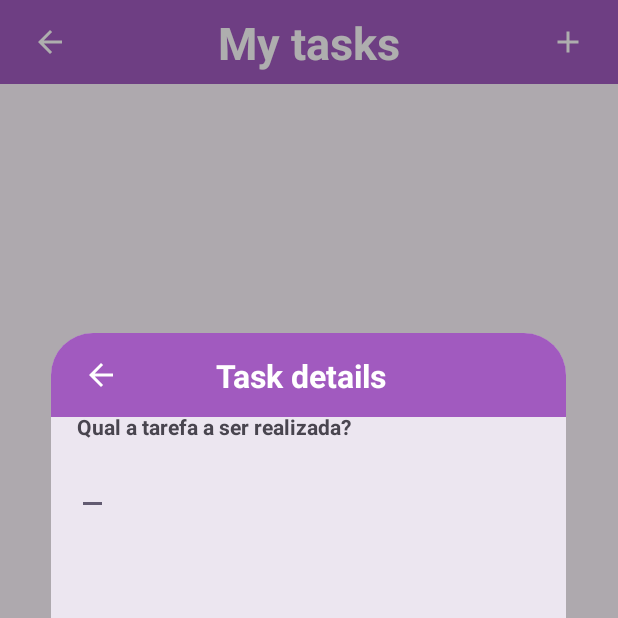
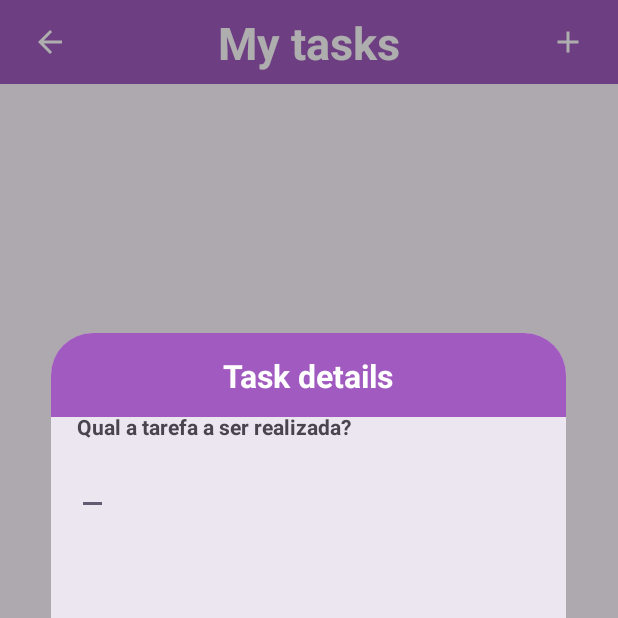
Before and after one commit to germancl/G10_Toti_Tasks, an Android app: the screen it shows after launch (MainActivity), after a tap on an icon or button, on a phone screen of 412 x 824 dp, the top half of it. Run offline under Robolectric (Android 15) with nearby library versions, the phone set to English and light mode, and no system bars; our stand-ins replace Room's generated code, data binding.

Commit message:
chore: various adjustments

```diff
--- a/app/build.gradle.kts
+++ b/app/build.gradle.kts
@@ -63,4 +63,5 @@ dependencies {
     ksp(libs.androidx.room.compiler)
     //Coroutines para viewmodels
     implementation(libs.androidx.lifecycle.viewmodel.ktx)
+    implementation(libs.recyclerview.swipedecorator)
 }
--- a/app/src/main/java/com/example/g10_todotasks/DB/UserDao.kt
+++ b/app/src/main/java/com/example/g10_todotasks/DB/UserDao.kt
@@ -16,10 +16,10 @@ interface UserDao {
     fun getAll(): List<TaskData>
 
     @Update
-    fun updateUser(user: TaskData)
+    fun updateUser(task: TaskData)
 
     @Delete
-    fun delete(user: TaskData)
+    fun delete(task: TaskData)
 
 //    @Query("SELECT * FROM tasks_table WHERE id IN (:tasksIds)")
 //    fun loadAllByIds(tasksIds: IntArray): List<UserData>
--- a/app/src/main/res/drawable/delete_icon.xml
+++ b/app/src/main/res/drawable/delete_icon.xml
@@ -1,9 +1,9 @@
 <vector xmlns:android="http://schemas.android.com/apk/res/android"
+    android:width="24dp"
     android:height="24dp"
-    android:tint="#AB0D0D"
-    android:viewportHeight="24"
+    android:tint="#FFF"
     android:viewportWidth="24"
-    android:width="24dp">
+    android:viewportHeight="24">
 
     <path
         android:fillColor="@android:color/white"
--- a/app/src/main/res/layout/custom_toolbar_details.xml
+++ b/app/src/main/res/layout/custom_toolbar_details.xml
@@ -8,28 +8,27 @@
         android:layout_height="?android:attr/actionBarSize"
         android:background="@color/primary">
 
-        <androidx.appcompat.widget.AppCompatImageView
-            android:id="@+id/arrBackBtn"
-            android:layout_width="wrap_content"
-            android:layout_height="0dp"
-            android:paddingStart="21dp"
-            android:src="@drawable/back_arrow"
-            app:layout_constraintBottom_toBottomOf="parent"
-            app:layout_constraintStart_toStartOf="parent"
-            app:layout_constraintTop_toTopOf="parent" />
+        <!--        <androidx.appcompat.widget.AppCompatImageView-->
+        <!--            android:id="@+id/arrBackBtn"-->
+        <!--            android:layout_width="wrap_content"-->
+        <!--            android:layout_height="0dp"-->
+        <!--            android:paddingStart="21dp"-->
+        <!--            android:src="@drawable/back_arrow"-->
+        <!--            app:layout_constraintBottom_toBottomOf="parent"-->
+        <!--            app:layout_constraintStart_toStartOf="parent"-->
+        <!--            app:layout_constraintTop_toTopOf="parent" />-->
 
         <androidx.appcompat.widget.AppCompatTextView
             android:id="@+id/detailsTitle"
             android:layout_width="wrap_content"
             android:layout_height="wrap_content"
-            android:layout_marginEnd="55dp"
             android:text="@string/tasks_details"
             android:textColor="@color/white"
             android:textSize="21sp"
             android:textStyle="bold"
             app:layout_constraintBottom_toBottomOf="parent"
             app:layout_constraintEnd_toEndOf="parent"
-            app:layout_constraintStart_toEndOf="@id/arrBackBtn"
+            app:layout_constraintStart_toStartOf="parent"
             app:layout_constraintTop_toTopOf="parent" />
 
     </androidx.constraintlayout.widget.ConstraintLayout>
--- a/app/src/main/res/values/strings.xml
+++ b/app/src/main/res/values/strings.xml
@@ -11,4 +11,5 @@
     <string name="taskName">Task: %s</string>
     <string name="cancel">Cancel</string>
     <string name="tasks_details">Task details</string>
+    <string name="guideClick">Click for a few seconds to edit or swipe to remove</string>
 </resources>
--- a/gradle/libs.versions.toml
+++ b/gradle/libs.versions.toml
@@ -16,6 +16,7 @@ navigationFragment = "2.8.0"
 recyclerview = "1.3.2"
 recyclerviewSelection = "1.1.0"
 cardview = "1.0.0"
+recyclerviewSwipedecorator = "1.4"
 roomRuntime = "2.6.1"
 
 [libraries]
@@ -37,6 +38,7 @@ material = { group = "com.google.android.material", name = "material", version.r
 androidx-activity = { group = "androidx.activity", name = "activity", version.ref = "activity" }
 androidx-constraintlayout = { group = "androidx.constraintlayout", name = "constraintlayout", version.ref = "constraintlayout" }
 androidx-cardview = { group = "androidx.cardview", name = "cardview", version.ref = "cardview" }
+recyclerview-swipedecorator = { module = "it.xabaras.android:recyclerview-swipedecorator", version.ref = "recyclerviewSwipedecorator" }
 
 [plugins]
 android-application = { id = "com.android.application", version.ref = "agp" }
```
Also changed, not shown: app/src/main/java/com/example/g10_todotasks/UI/DetailActivity.kt (+1 -18 lines), app/src/main/java/com/example/g10_todotasks/UI/MainViewModel.kt (+6 -6 lines), app/src/main/java/com/example/g10_todotasks/UI/SwipeGesture.kt (added, +51 -0 lines), 1 other file.
